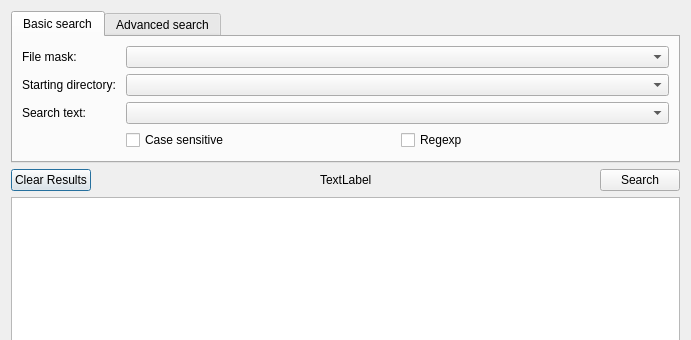
This is searchdialog.ui in afigegoznaet/YAC_Commander as Qt 5 draws it before an edit; both pictures show x 0 to 691 and y 0 to 340 of the 691 by 631 pixel window. The edited form follows.
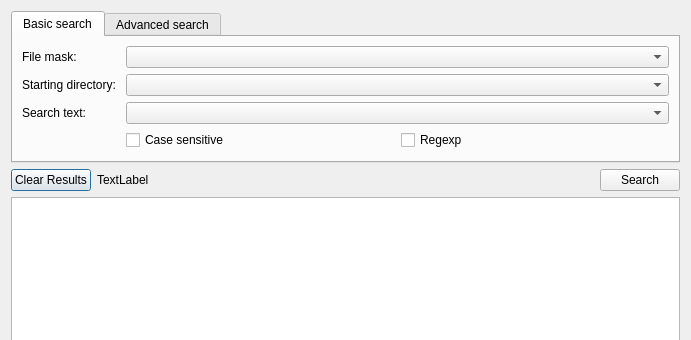
This is the edited form. Custom widgets are drawn as their Qt base class.

Patch:
```diff
--- a/searchdialog.ui
+++ b/searchdialog.ui
@@ -188,19 +188,6 @@
        </property>
       </widget>
      </item>
-     <item>
-      <spacer name="horizontalSpacer_2">
-       <property name="orientation">
-        <enum>Qt::Horizontal</enum>
-       </property>
-       <property name="sizeHint" stdset="0">
-        <size>
-         <width>40</width>
-         <height>20</height>
-        </size>
-       </property>
-      </spacer>
-     </item>
      <item>
       <widget class="QLabel" name="label">
        <property name="text">
```
